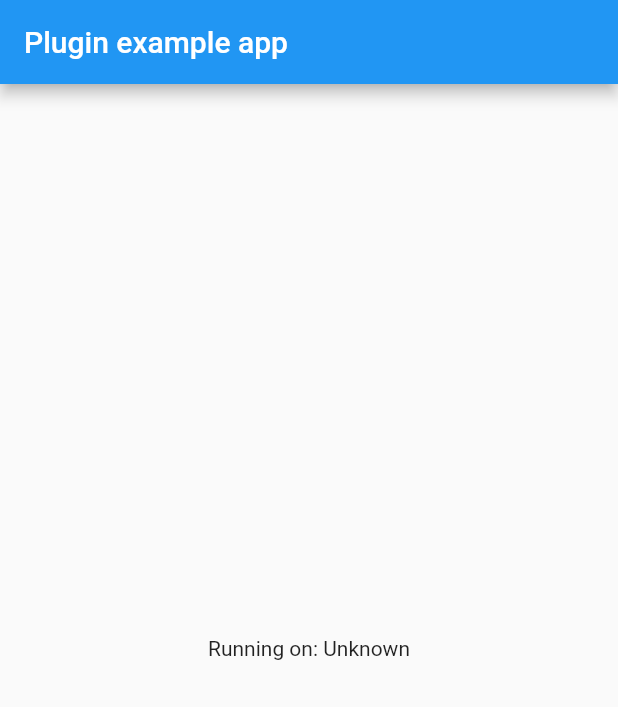
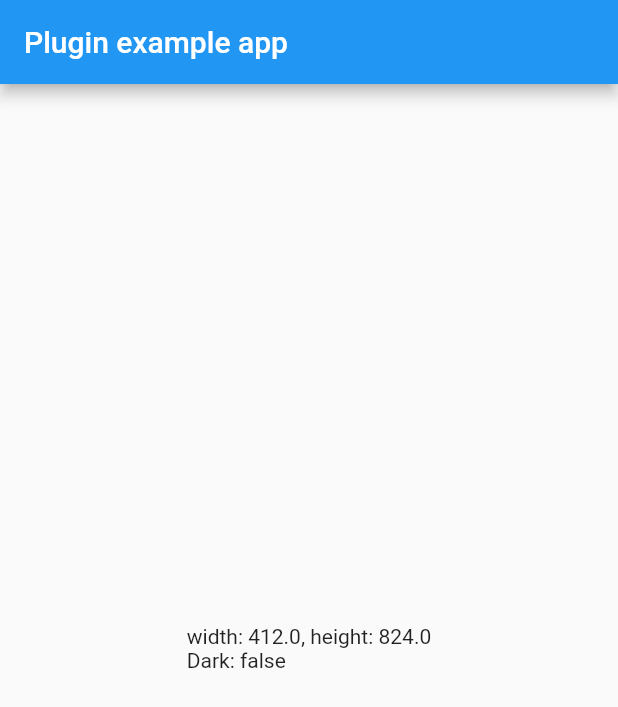
Before and after one commit to hukusuke1007/extension_kit, a Flutter app: the screen it shows after launch, on a phone screen of 412 x 824 dp. Shown: the top 707 px of the screen. Run offline on Flutter 3.47's test engine with Material 2 defaults, Android fonts, the phone set to English and light mode, and no system bars.

Commit message:
Added extension of context and list.

```diff
--- a/example/lib/main.dart
+++ b/example/lib/main.dart
@@ -9,24 +9,33 @@ class MyApp extends StatefulWidget {
 }
 
 class _MyAppState extends State<MyApp> {
-  String _platformVersion = 'Unknown';
 
   @override
   void initState() {
     super.initState();
   }
 
-
   @override
   Widget build(BuildContext context) {
     return MaterialApp(
-      home: Scaffold(
-        appBar: AppBar(
-          title: const Text('Plugin example app'),
+      home: Page(),
+    );
+  }
+}
+
+class Page extends StatelessWidget {
+  @override
+  Widget build(BuildContext context) {
+    return Scaffold(
+      appBar: AppBar(
+        title: const Text('Plugin example app'),
+      ),
+      body: GestureDetector(
+        child: Center(
+          child: Text('width: ${context.deviceWidth}, height: ${context.deviceHeight}\n'
+              'Dark: ${context.isDark}\n'),
         ),
-        body: Center(
-          child: Text('Running on: $_platformVersion\n'),
-        ),
+        onTap: () => context.hideKeyboard(),
       ),
     );
   }
--- /dev/null
+++ b/lib/extension/context_extension.dart
@@ -0,0 +1,8 @@
+import 'package:flutter/material.dart';
+
+extension ContextExtension on BuildContext {
+  bool get isDark => MediaQuery.of(this).platformBrightness == Brightness.dark;
+  double get deviceWidth => MediaQuery.of(this).size.width;
+  double get deviceHeight => MediaQuery.of(this).size.height;
+  void hideKeyboard() => FocusScope.of(this).requestFocus(FocusNode());
+}
--- a/lib/extension_kit.dart
+++ b/lib/extension_kit.dart
@@ -1,5 +1,7 @@
+export 'extension/context_extension.dart';
 export 'extension/date_extension.dart';
 export 'extension/double_extension.dart';
 export 'extension/int_extension.dart';
+export 'extension/list_extension.dart';
 export 'extension/num_extension.dart';
 export 'extension/string_extension.dart';
--- a/pubspec.yaml
+++ b/pubspec.yaml
@@ -1,6 +1,6 @@
 name: extension_kit
 description: This is Dart extension kit. If this plugin is imported your project, it enable to use various extension function.
-version: 0.1.0+4
+version: 0.1.1
 homepage: https://twitter.com/hobbydevelop
 repository: https://github.com/hukusuke1007/extension_kit
 
```
Also changed, not shown: lib/extension/list_extension.dart (added, +24 -0 lines), example/pubspec.lock, lib/extension/num_extension.dart (line endings or trailing spaces), 3 other files.
